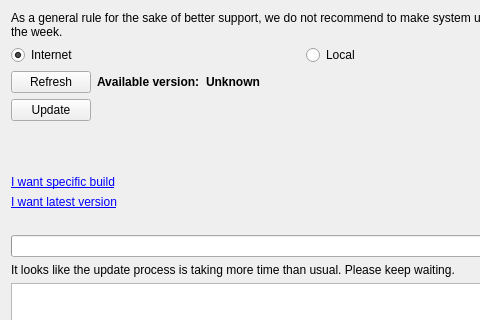
networkoptix/nx_open, file client/src/ui/widgets/server_updates_widget.ui: the form before one commit; both pictures show x 0 to 480 and y 0 to 320 of the 605 by 635 pixel window.
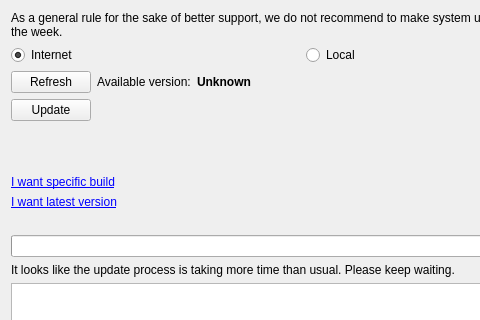
The form after the commit. Custom widgets are drawn as their Qt base class.

Diff of the .ui file:
```diff
--- a/client/src/ui/widgets/server_updates_widget.ui
+++ b/client/src/ui/widgets/server_updates_widget.ui
@@ -71,13 +71,7 @@
           </widget>
          </item>
          <item>
-          <widget class="QLabel" name="versionLabel">
-           <property name="font">
-            <font>
-             <weight>75</weight>
-             <bold>true</bold>
-            </font>
-           </property>
+          <widget class="QLabel" name="versionTitleLabel">
            <property name="text">
             <string>Available version:</string>
            </property>
```
Left out of the diff: 47 changed lines with no effect on the pictures.
